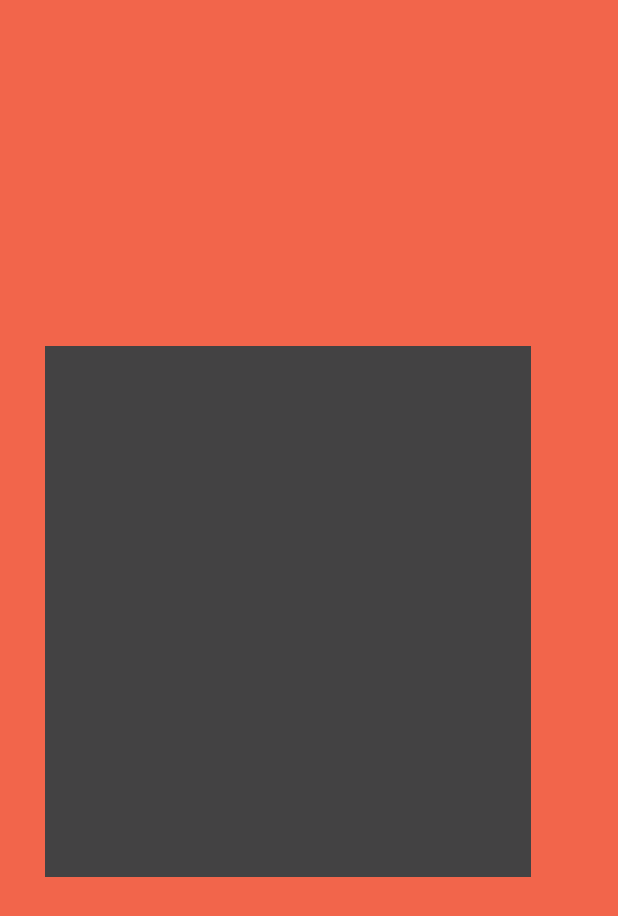
After one commit to adridominguezz/SecretoIberico, an Android app: the AjustesActivity screen opened directly, with no data from a screen before it, on a phone screen of 412 x 824 dp. The commit adds this screen. Shown: the top 916 px of the screen. Run offline under Robolectric (Android 15) with nearby library versions, the phone set to English and light mode, and no system bars.

Commit message:
19/10/23

```diff
--- a/app/build.gradle.kts
+++ b/app/build.gradle.kts
@@ -5,7 +5,7 @@ plugins {
 
 android {
     namespace = "com.example.secretoiberico"
-    compileSdk = 33
+    compileSdk = 34
 
     defaultConfig {
         applicationId = "com.example.secretoiberico"
--- /dev/null
+++ b/app/src/main/java/com/example/secretoiberico/AjustesActivity.kt
@@ -0,0 +1,11 @@
+package com.example.secretoiberico
+
+import androidx.appcompat.app.AppCompatActivity
+import android.os.Bundle
+
+class AjustesActivity : AppCompatActivity() {
+    override fun onCreate(savedInstanceState: Bundle?) {
+        super.onCreate(savedInstanceState)
+        setContentView(R.layout.activity_ajustes)
+    }
+}
--- /dev/null
+++ b/app/src/main/res/layout/activity_ajustes.xml
@@ -0,0 +1,19 @@
+<?xml version="1.0" encoding="utf-8"?>
+<androidx.constraintlayout.widget.ConstraintLayout xmlns:android="http://schemas.android.com/apk/res/android"
+    xmlns:app="http://schemas.android.com/apk/res-auto"
+    xmlns:tools="http://schemas.android.com/tools"
+    android:layout_width="match_parent"
+    android:layout_height="match_parent"
+    tools:context=".AjustesActivity"
+    android:background="@color/naranja">
+
+    <RelativeLayout
+        android:layout_width="324dp"
+        android:layout_height="354dp"
+        android:layout_marginStart="30dp"
+        android:background="@color/gris"
+        app:layout_constraintBottom_toBottomOf="parent"
+        app:layout_constraintStart_toStartOf="parent"
+        app:layout_constraintTop_toTopOf="parent"
+        app:layout_constraintVertical_bias="0.491" />
+</androidx.constraintlayout.widget.ConstraintLayout>
```
Also changed, not shown: app/src/main/AndroidManifest.xml (+8 -1 lines), app/src/main/java/com/example/secretoiberico/JuegoActivity.kt (added, +11 -0 lines), app/src/main/java/com/example/secretoiberico/MainActivity.kt (+11 -0 lines), app/src/main/res/drawable/rounded_background.xml (added, +7 -0 lines), app/src/main/res/layout/activity_juego.xml (added, +21 -0 lines), app/src/main/res/layout/activity_main.xml (+30 -8 lines), app/src/main/res/values/colors.xml (+12 -2 lines).
